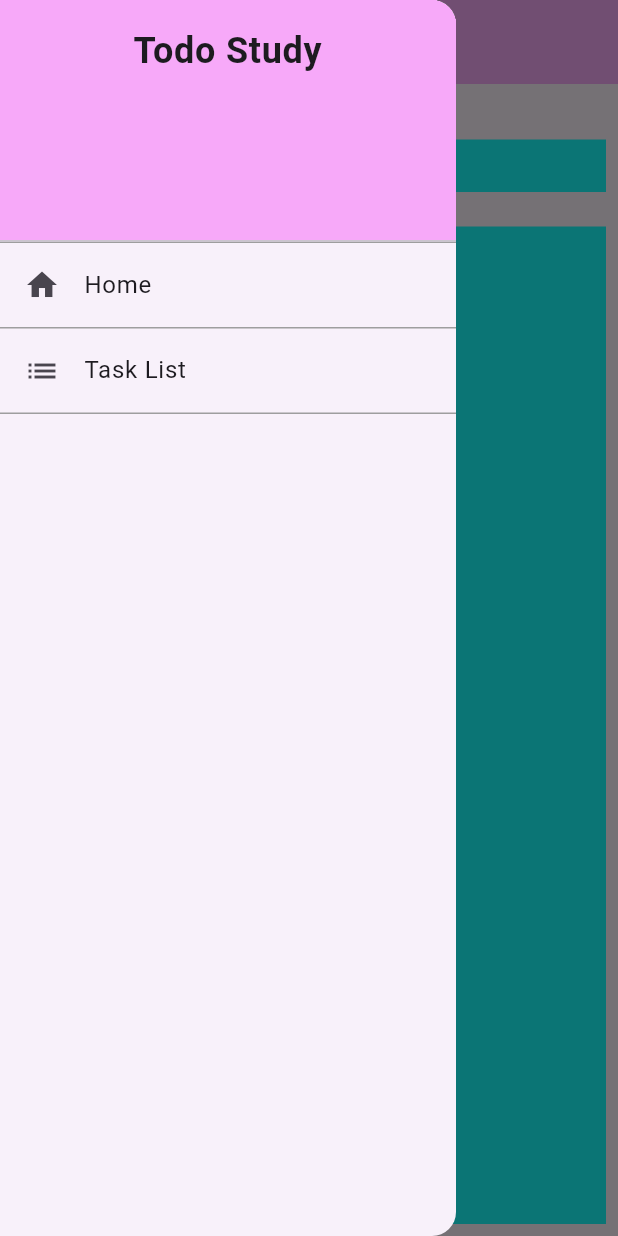
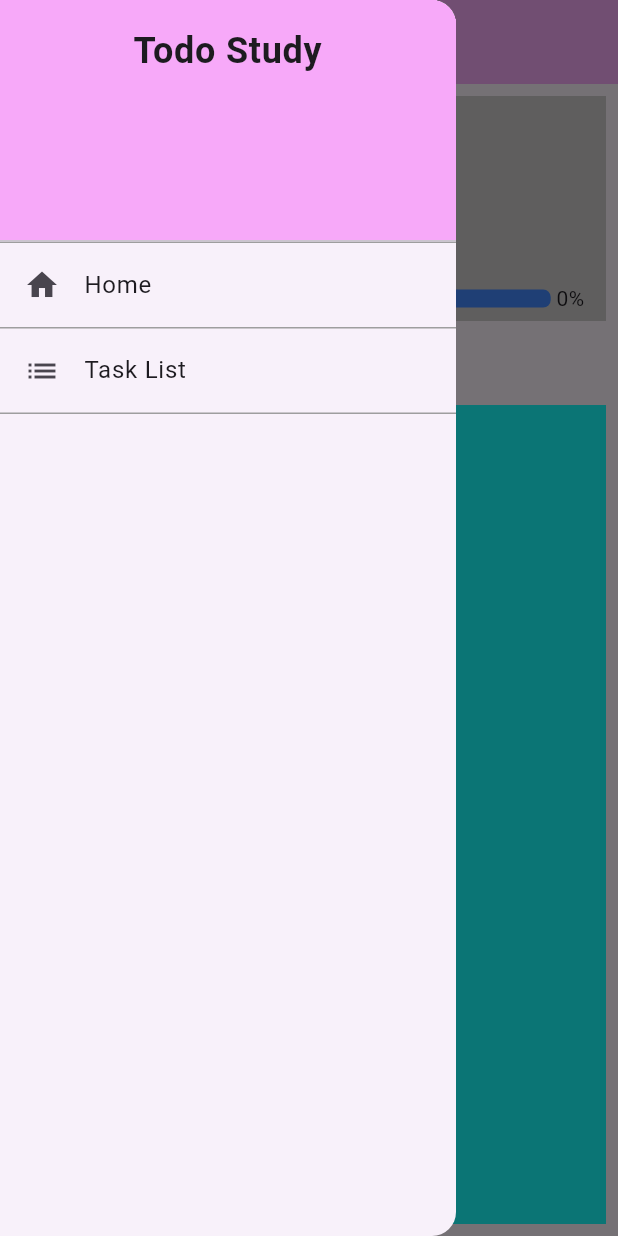
Before and after one commit to PedroH-Peres/todostudy, a Flutter app: the screen it shows after launch, with the side drawer open, on a phone screen of 412 x 824 dp. Run offline on Flutter 3.47's test engine with Material 3 defaults, Android fonts, the phone set to English and light mode, and no system bars.

Commit message:
UI Modifications

```diff
--- a/lib/components/myDrawer.dart
+++ b/lib/components/my_drawer.dart
@@ -1,7 +1,6 @@
 import 'package:flutter/material.dart';
-import 'package:flutter/widgets.dart';
 import 'package:todostudy/pages/home_page.dart';
-import 'package:todostudy/pages/taskList_page.dart';
+import 'package:todostudy/pages/tasklist_page.dart';
 
 class MyDrawer extends StatelessWidget {
   const MyDrawer({super.key});
--- a/lib/models/task.dart
+++ b/lib/models/task.dart
@@ -5,6 +5,8 @@ class Task {
   String description;
   bool timer = false;
   List repetition;
+  int completionQuantity = 0;
+  int minutes = 0;
 
   //Construtor
   Task({required this.title, this.duration, required this.description, required this.timer, required this.repetition});
@@ -12,6 +14,18 @@ class Task {
   //Metodos get
   String get getTitle{
     return title;
+  }
+
+  void addCompletionQtt(){
+    completionQuantity++;
+  }
+
+  void addMinutes(int increment){
+    minutes+=increment;
+  }
+
+  int get completionQtt{
+    return completionQuantity;
   }
 
   String get getDescription{
--- a/lib/pages/home_page.dart
+++ b/lib/pages/home_page.dart
@@ -1,5 +1,5 @@
 import 'package:flutter/material.dart';
-import 'package:todostudy/components/myDrawer.dart';
+import 'package:todostudy/components/my_drawer.dart';
 
 class Homepage extends StatelessWidget {
   const Homepage({super.key});
@@ -8,7 +8,10 @@ class Homepage extends StatelessWidget {
   Widget build(BuildContext context) {
     return Scaffold(
         appBar: AppBar(
-        title: const Text("To-do & Study", style: TextStyle(color: Colors.white, fontWeight: FontWeight.bold),),
+          title: const Text(
+            "To-do & Study",
+            style: TextStyle(color: Colors.white, fontWeight: FontWeight.bold),
+          ),
           backgroundColor: const Color(0xFFF7A9F9),
           iconTheme: const IconThemeData(color: Colors.white),
           leading: Builder(
@@ -26,19 +29,52 @@ class Homepage extends StatelessWidget {
           ),
         ),
         drawer: MyDrawer(),
-
         body: Padding(
           padding: const EdgeInsets.all(8),
           child: Column(
             children: [
-            const Text("Today", style: TextStyle(fontSize: 20),),
-            Container(color: Colors.cyanAccent, height: 35,),
-            const Text("Activities", style: TextStyle(fontSize: 16),),
-            Expanded(child: Container(color: Colors.cyanAccent,)),
-
+              Container(
+                padding: const EdgeInsets.all(5),
+                color: const Color.fromARGB(255, 207, 205, 205),
+                child: Column(
+                  children: [
+                    Container(
+                      height: 120,
+                      padding: const EdgeInsets.all(10),
+                      width: MediaQuery.of(context).size.width,
+                    ),
+                    Row(
+                      mainAxisAlignment: MainAxisAlignment.center,
+                      children: [
+                        const Text("Today's Tasks: "),
+                        Container(
+                          height: 12,
+                          width: MediaQuery.of(context).size.width * 1.8 / 3,
+                          decoration: BoxDecoration(
+                              color: Colors.blueAccent,
+                              borderRadius: BorderRadius.circular(5)),
+                        ),
+                        const Text(" 0%")
+                      ],
+                    )
                   ],
                 ),
-      )
-    );
+              ),
+              const SizedBox(height: 10,),
+              const Text(
+                "Today",
+                style: TextStyle(fontSize: 16),
+              ),
+              const Text(
+                "Activities",
+                style: TextStyle(fontSize: 16),
+              ),
+              Expanded(
+                  child: Container(
+                color: Colors.cyanAccent,
+              )),
+            ],
+          ),
+        ));
   }
 }
--- a/lib/pages/taskList_page.dart
+++ b/lib/pages/taskList_page.dart
@@ -1,5 +1,5 @@
 import 'package:flutter/material.dart';
-import 'package:todostudy/components/myDrawer.dart';
+import 'package:todostudy/components/my_drawer.dart';
 
 class TaskListPage extends StatelessWidget {
   const TaskListPage({super.key});
```
Lines whose indentation alone changed are shown as unchanged.
